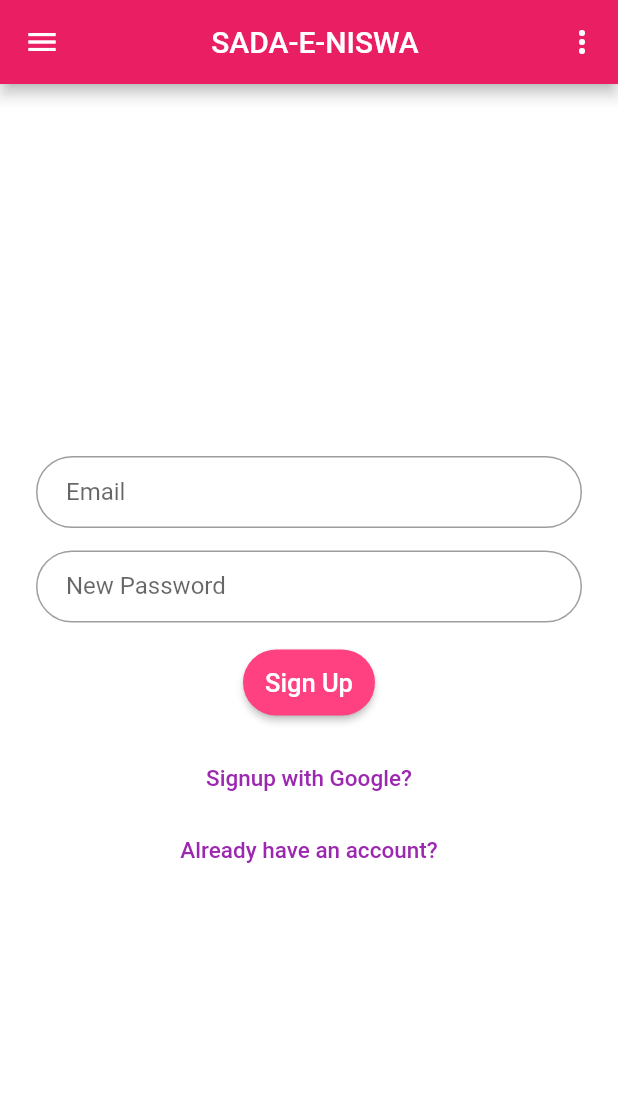
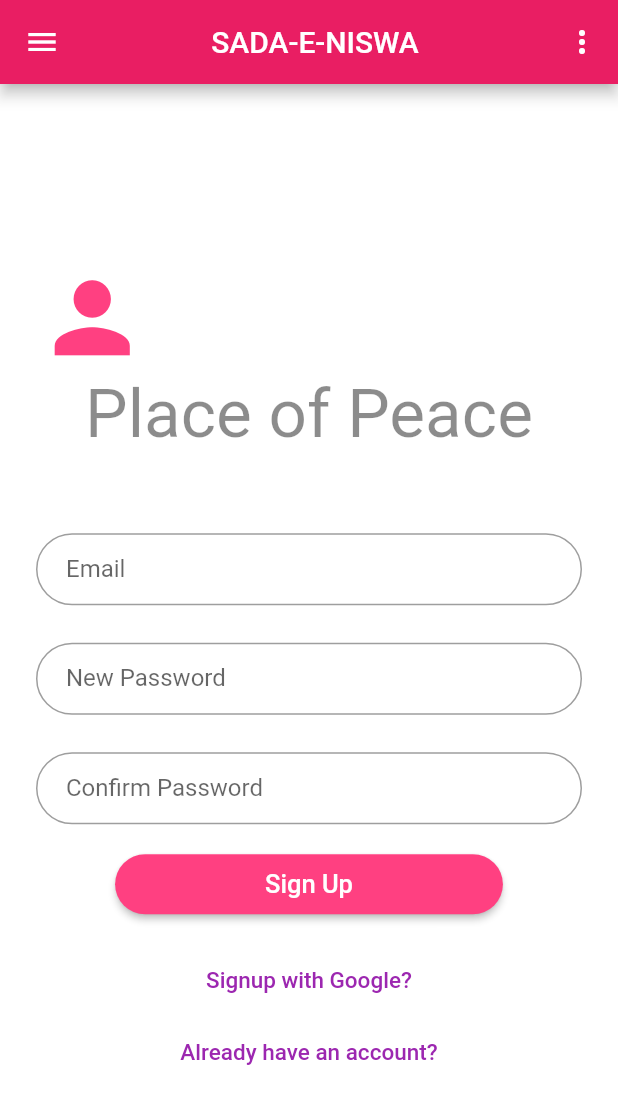
Before and after one commit to Umar-Khan-Yousafzai/sada-e-insan, a Flutter app: the screen it shows after launch, after a tap on "Sign Up", on a phone screen of 412 x 824 dp. Shown: the top 1104 px of the screen. Run offline on Flutter 3.47's test engine with Material 2 defaults, Android fonts, the phone set to English and light mode, and no system bars; our stand-ins replace firebase_auth, google_sign_in; accounts and stored records are empty; Roboto replaces fonts that are missing (Canvas).

Commit message:
Change in design & Home page updated without loginwithgmail file

```diff
--- a/lib/dashboard.dart
+++ b/lib/dashboard.dart
@@ -1,10 +1,8 @@
 import 'dart:ui';
-
 import 'package:flutter/material.dart';
 import 'package:sadaeniswa/about.dart';
 import 'package:sadaeniswa/help.dart';
 import 'package:sadaeniswa/login_page.dart';
-import 'package:sadaeniswa/loginwithemail.dart';
 import 'package:sadaeniswa/post_page.dart';
 import 'package:sadaeniswa/privacy_policy.dart';
 import 'package:sadaeniswa/report_problem.dart';
@@ -13,6 +11,7 @@ import 'package:google_sign_in/google_sign_in.dart';
 import 'package:sadaeniswa/auth_rss.dart';
 
 auth_resources authr =new auth_resources();
+
 class Dashboard extends StatefulWidget {
   static String tag = 'dashboard';
   @override
--- a/lib/login_page.dart
+++ b/lib/login_page.dart
@@ -1,23 +1,29 @@
 import 'package:flutter/material.dart';
 import 'package:flutter/painting.dart';
 import 'package:flutter/widgets.dart';
-import 'package:google_sign_in/google_sign_in.dart';
 import 'package:sadaeniswa/about.dart';
 import 'package:sadaeniswa/catagories.dart';
 import 'package:sadaeniswa/forget_password_email.dart';
 import 'package:sadaeniswa/help.dart';
 import 'package:sadaeniswa/signup_page.dart';
 import 'package:sadaeniswa/dashboard.dart';
-import 'dart:async';
-import 'package:firebase_auth/firebase_auth.dart';
-import 'package:google_sign_in/google_sign_in.dart';
-import 'package:sadaeniswa/loginwithemail.dart';
+//import 'dart:async';
+//import 'package:firebase_auth/firebase_auth.dart';
+//import 'package:google_sign_in/google_sign_in.dart';
+import 'package:sadaeniswa/auth_rss.dart';
 
 final get_username = TextEditingController();
 final get_password = TextEditingController();
 
 class LoginPage extends StatefulWidget {
   static String tag = "login-page";
+
+  final get_username = TextEditingController();
+  final get_password = TextEditingController();
+//----------------------------------------------------------- Firebase-------------------------------------//
+//login_auth lauth;
+  auth_resources authr = new auth_resources();
+
   @override
   _LoginPageState createState() => _LoginPageState();
 }
@@ -25,61 +31,59 @@ class LoginPage extends StatefulWidget {
 class _LoginPageState extends State<LoginPage> {
   @override
   Widget build(BuildContext context) {
+
     final place_of_peace = Container(
-      alignment: Alignment.center,
+      alignment: Alignment.topLeft,
       child: Icon(Icons.person, color: Colors.pinkAccent.shade200, size: 75.0),
     );
 
     final text_1 = Text(
-      "Sada-e-Niswan",
-      textAlign: TextAlign.center,
+      "Place of Peace",
+      textAlign: TextAlign.left,
       style: TextStyle(
-          fontSize: 38.0, color: Colors.black54, fontWeight: FontWeight.normal),
+          fontSize: 45.0, color: Colors.black45, fontWeight: FontWeight.normal),
     );
 
-//
-//    final user = new Theme(
-//        data: new ThemeData(
-//          primaryColor: Colors.redAccent,
-//          primaryColorDark: Colors.red,
-//        ),
-//        child: TextFormField(
-//          controller: get_username,
-//          keyboardType: TextInputType.text,
-//          autofocus: false,
-//          decoration: InputDecoration(
-//            hintText: 'User Name',
-//            contentPadding: EdgeInsets.fromLTRB(20.0, 10.0, 20.0, 10.0),
-//            border: OutlineInputBorder(
-//                borderSide: new BorderSide(color: Colors.teal),
-//                borderRadius: BorderRadius.circular(32.0)),
-//            prefixIcon: const Icon(
-//              Icons.person,
-//              color: Colors.pink,
-//            ),
-//          ),
-//        ));
-//
-//    final password = new Theme(
-//        data: new ThemeData(
-//          primaryColor: Colors.redAccent,
-//          primaryColorDark: Colors.red,
-//        ),
-//        child: TextFormField(
-//            autofocus: false,
-//            obscureText: true,
-//            decoration: InputDecoration(
-//              labelText: 'Password',
-//              hintText: 'Password',
-//              contentPadding: EdgeInsets.fromLTRB(20.0, 10.0, 20.0, 10.0),
-//              border: OutlineInputBorder(
-//                  borderSide: new BorderSide(color: Colors.teal),
-//                  borderRadius: BorderRadius.circular(32.0)),
-//              prefixIcon: const Icon(
-//                Icons.security,
-//                color: Colors.pink,
-//              ),
-//            )));
+    final email = new Theme(
+      data: new ThemeData(
+        primaryColor: Colors.redAccent,
+        primaryColorDark: Colors.red,
+      ),
+      child: TextFormField(
+          keyboardType: TextInputType.emailAddress,
+          autofocus: false,
+        decoration: InputDecoration(
+          labelText: 'Email',
+          hintText: 'Email Address...',
+          //errorText: "Error",
+          contentPadding:
+          EdgeInsets.fromLTRB(20.0, 10.0, 20.0, 10.0),
+          border: OutlineInputBorder(
+              borderRadius: BorderRadius.circular(32.0)),
+        ),
+
+      ),
+    );
+
+    final password = new Theme(
+      data: new ThemeData(
+        primaryColor: Colors.redAccent,
+        primaryColorDark: Colors.red,
+      ),
+      child: TextFormField(
+          keyboardType: TextInputType.emailAddress,
+          autofocus: false,
+        decoration: InputDecoration(
+          labelText: 'Password',
+          hintText: 'Your Password...',
+          //errorText: "Error",
+          contentPadding:
+          EdgeInsets.fromLTRB(20.0, 10.0, 20.0, 10.0),
+          border: OutlineInputBorder(
+              borderRadius: BorderRadius.circular(32.0)),
+        ),
+      ),
+    );
 
 
     final login_button = Padding(
@@ -88,10 +92,9 @@ class _LoginPageState extends State<LoginPage> {
         shape: RoundedRectangleBorder(
           borderRadius: BorderRadius.circular(24),
         ),
+
         onPressed: () {
-          Navigator.of(context).pushNamed('/loginpage_email');
-          super.deactivate();
-//
+          Navigator.of(context).pushNamed(Dashboard.tag);
 //          signInWithGoogle().whenComplete(() {
 //            Navigator.of(context).pushNamed('/dashboard');
 //            Navigator.push(context, MaterialPageRoute(builder: (context) {
@@ -100,21 +103,18 @@ class _LoginPageState extends State<LoginPage> {
 //            )
 //            );
 //          });
-//
 //           return showDialog(
 //              context: context,
 //                builder: (context)
 //                    {
 //
 //                      return AlertDialog(content: Text(get_username.text));
-
-           },//on pressed
-
+        },
         padding: EdgeInsets.all(12),
         color: Colors.pinkAccent,
-        child: Text('Log In',
-            style: TextStyle(color: Colors.white, fontSize: 17.0)),
-    )
+        child: Text(
+            'Login', style: TextStyle(color: Colors.white, fontSize: 17.0)),
+      ),
     );
 
     final signup_button = Padding(
@@ -137,6 +137,7 @@ class _LoginPageState extends State<LoginPage> {
             style: TextStyle(color: Colors.white, fontSize: 17.0)),
       ),
     );
+
     final forgot_label = FlatButton(
       child: Text(
         'Forget Password?',
@@ -150,7 +151,7 @@ class _LoginPageState extends State<LoginPage> {
       },
     );
 
-    final test = FlatButton(
+    final catagory = FlatButton(
       child: Text(
         'Catagories',
         style: TextStyle(color: Colors.purple, fontSize: 15),
@@ -161,6 +162,24 @@ class _LoginPageState extends State<LoginPage> {
           return Catagories();
         }));
       },
+    );
+
+    final loginWithGoogle = new FlatButton(
+        child: Text(
+          'Login with Google?',
+          style: TextStyle(color: Colors.purple, fontSize: 15),
+        ),
+        onPressed: () {
+          authr.signInWithGoogle().whenComplete(() {
+            Navigator.of(context).pushNamed('/dashboard');
+            Navigator.push(context, MaterialPageRoute(builder: (context) {
+              return Dashboard();
+            }
+            )
+            );
+          }
+          );
+        }
     );
 
     return Scaffold(
@@ -231,14 +250,15 @@ class _LoginPageState extends State<LoginPage> {
             place_of_peace,
             text_1,
             SizedBox(height: 35.0),
-  //          user,
-           // SizedBox(height: 15.0),
-    //        password,
-//            SizedBox(height: 10.0),
+            email,
+            SizedBox(height: 15.0),
+            password,
+            SizedBox(height: 10.0),
             login_button,
             signup_button,
             forgot_label,
-            test,
+            catagory,
+            loginWithGoogle,
           ],
         ),
       ),
--- a/lib/loginwithemail.dart
+++ /dev/null
@@ -1,254 +0,0 @@
-import 'package:flutter/cupertino.dart';
-import 'package:flutter/material.dart';
-import 'package:flutter/painting.dart';
-import 'package:flutter/widgets.dart';
-import 'package:sadaeniswa/about.dart';
-import 'package:sadaeniswa/help.dart';
-import 'package:sadaeniswa/login_page.dart';
-import 'package:sadaeniswa/dashboard.dart';
-import 'privacy_policy.dart';
-import 'package:sadaeniswa/auth_rss.dart';
-final get_username = TextEditingController();
-final get_password = TextEditingController();
-
-//----------------------------------------------------------- Firebase-------------------------------------//
-//login_auth lauth;
-auth_resources authr = new auth_resources();
-class LoginWithEmailPage extends  StatefulWidget
-{
-  static String tag = "loginwithemailpage";
-  @override
-  _LoginWithEmail createState() =>_LoginWithEmail();
-
-}
-
-class _LoginWithEmail extends State<LoginWithEmailPage>
-{
-  @override
-  Widget build(BuildContext context) {
-
-    final place_of_peace = Container(
-      alignment: Alignment.topLeft,
-      child: Icon(Icons.people,color: Colors.pinkAccent,size: 40.0),
-    );
-
-    final text_1 = Text(
-      "Place of Peace\n",
-      style: TextStyle(
-        fontSize: 30.0,
-        color: Colors.black26,
-        fontWeight: FontWeight.normal,
-      ),
-    );
-
-    final email = new Theme(
-      data: new ThemeData(
-        primaryColor: Colors.redAccent,
-        primaryColorDark: Colors.red,
-      ),
-      child: TextFormField(
-      keyboardType: TextInputType.emailAddress,
-        autofocus: false,
-        decoration: InputDecoration(
-          labelText: 'Email',
-          hintText: 'Enter your Email...',
-          contentPadding: EdgeInsets.fromLTRB(20.0, 10.0, 20.0, 10.0),
-          border: OutlineInputBorder(
-              borderSide: new BorderSide(color: Colors.pinkAccent),
-              borderRadius: BorderRadius.circular(32.0)),
-          prefixIcon: const Icon(
-            Icons.email,
-            color: Colors.pink,
-          ),
-        )
-      ),
-      );
-
-    final password = new Theme(
-      data: new ThemeData(
-        primaryColor: Colors.redAccent,
-        primaryColorDark: Colors.red,
-      ),
-      child: TextFormField(
-          keyboardType: TextInputType.emailAddress,
-          autofocus: false,
-          decoration: InputDecoration(
-            labelText: 'Password',
-            hintText: 'Enter your Password...',
-            contentPadding: EdgeInsets.fromLTRB(20.0, 10.0, 20.0, 10.0),
-            border: OutlineInputBorder(
-                borderSide: new BorderSide(color: Colors.pinkAccent),
-                borderRadius: BorderRadius.circular(32.0)),
-            prefixIcon: const Icon(
-              Icons.security,
-              color: Colors.pink,
-            ),
-          )
-      ),
-    );
-
-      final loginButton = Padding(
-        padding: EdgeInsets.symmetric(vertical: 16.0),
-        child: RaisedButton(
-          shape: RoundedRectangleBorder(
-            borderRadius: BorderRadius.circular(24),
-          ),
-
-          onPressed: () {
-            Navigator.of(context).pushNamed(LoginPage.tag);
-          },
-          padding: EdgeInsets.all(12),
-          color: Colors.pinkAccent,
-          child: Text(
-              'Login', style: TextStyle(color: Colors.white, fontSize: 17.0)),
-        ),
-      );
-      final loginWithGoogle = new FlatButton(
-        child: Text(
-          'Login with Google?',
-          style: TextStyle(color: Colors.purple, fontSize: 15),
-        ),
-        onPressed: () {
-    authr.signInWithGoogle().whenComplete(() {
-    Navigator.of(context).pushNamed('/dashboard');
-    Navigator.push(context, MaterialPageRoute(builder: (context) {
-    return Dashboard();
-    }
-    )
-    );
-    });}
-    );
-      return Scaffold
-        (
-
-        drawer: Drawer(
-          child: ListView(
-            children: <Widget>[
-
-
-              ListTile(
-                leading: CircleAvatar(
-                  child: Icon(Icons.apps),
-                ),
-                title: Text("Login"),
-                subtitle: Text("already have account?"),
-                onTap: (){
-                  Navigator.push(context,
-                      MaterialPageRoute(builder: (context){
-                        return LoginPage();
-                      }
-                      )
-                  );
-                },
-              ),
-
-              Divider(),
-
-              ListTile(
-                leading: CircleAvatar(
-                  child: Icon(Icons.apps),
-                ),
-                title: Text("About"),
-                subtitle: Text("app development"),
-                onTap: (){
-                  Navigator.push(context,
-                      MaterialPageRoute(builder: (context){
-                        return About();
-                      }
-                      )
-                  );
-                },
-              ),
-
-              Divider(),
-
-              ListTile(
-                leading: CircleAvatar(
-                  child: Icon(Icons.help),
-
-                ),
-
-                title: Text("Help"),
-                subtitle: Text("any problem?"),
-                onTap: (){
-                  Navigator.push(context,
-                      MaterialPageRoute(builder: (context){
-                        return Help();
-                      }
-                      )
-                  );
-                },
-
-              ),
-
-              Divider(),
-
-              ListTile(
-                leading: CircleAvatar(
-                  child: Icon(Icons.print),
-
-                ),
-
-                title: Text("Privacy Policy"),
-                subtitle: Text("we are confident about our application"),
-                onTap: (){
-                  Navigator.push(context,
-                      MaterialPageRoute(builder: (context){
-                        return PrivacyPolicy();
-                      }
-                      )
-                  );
-                },
-
-              )
-
-
-
-            ],
-          ),
-        ),
-
-        backgroundColor: Colors.white,
-        appBar: AppBar(
-          backgroundColor: Colors.pink,
-          title: Center(child: Text("SADA-E-NISWA")),
-
-          actions: <Widget>[
-            PopupMenuButton(
-              // ignore: missing_return
-              itemBuilder: (context){
-                var popupMenuItem = PopupMenuItem(
-                  child: ListView(
-                    children: <Widget>[
-                    ],
-                  ),
-                );
-              },
-            )
-          ],
-        ),
-        body: Center(
-          child: ListView(
-            shrinkWrap: true,
-            padding: EdgeInsets.only(left: 24.0, right: 24.0),
-            children: <Widget>[
-              // logo,
-              place_of_peace,
-              text_1,
-              SizedBox(height: 15.0),
-              email,
-              SizedBox(height: 15.0),
-              password,
-              SizedBox(height: 24.0),
-              SizedBox(height: 24.0),
-              loginButton,
-//            alreadyHaveAccountLabel,
-              loginWithGoogle,
-
-
-            ],
-          ),
-        ),
-      );
-  }
-  }
--- a/lib/main.dart
+++ b/lib/main.dart
@@ -1,13 +1,8 @@
 import 'package:flutter/material.dart';
 import 'login_page.dart';
 import 'dashboard.dart';
-import 'about.dart';
+import 'login_page.dart';
 import 'signup_page.dart';
-import 'post_page.dart';
-import 'help.dart';
-import 'privacy_policy.dart';
-import 'report_problem.dart';
-import 'loginwithemail.dart';
 
 void main() => runApp(MyApp());
 class MyApp extends StatelessWidget{
@@ -20,7 +15,7 @@ class MyApp extends StatelessWidget{
   Widget build(BuildContext context) {
        var pageRoute;
        return MaterialApp(
-         title: 'SADA-E-NISWA',
+         title: 'Place of Peace',
          debugShowCheckedModeBanner: false,
          theme: ThemeData(
            primarySwatch: Colors.green,
@@ -29,24 +24,19 @@ class MyApp extends StatelessWidget{
 
          ),
 
-         home: LoginWithEmailPage(),
-         initialRoute: '/login_route',
+         home: LoginPage(),
+         //initialRoute: '/login_route',
 
          routes: {
            '/login_route': (context) => LoginPage(),
            '/dashboard': (context) => Dashboard(),
            '/signup':(context) => SignupPage(),
-           '/loginpage_email':(context) => LoginWithEmailPage(),
+           '/loginpage_email':(context) => LoginPage(),
+         },
+       );
+  }
+}
 
-         },
-
-       );
-
-
-  }
-
-
-}
 class Routing{
 Route _createRoute(Widget routes) {
   return PageRouteBuilder(
--- a/lib/signup_page.dart
+++ b/lib/signup_page.dart
@@ -1,15 +1,12 @@
 import 'package:flutter/material.dart';
 import 'package:sadaeniswa/about.dart';
 import 'package:sadaeniswa/help.dart';
-import 'package:sadaeniswa/login_page.dart';
-import 'package:sadaeniswa/loginwithemail.dart';
 import 'package:sadaeniswa/privacy_policy.dart';
-import 'package:sadaeniswa/auth_rss.dart';
 import 'dashboard.dart';
 
-auth_resources authr = new auth_resources();
 final get_email = TextEditingController();
 final get_password = TextEditingController();
+final get_cpassword = TextEditingController();
 
 class SignupPage extends StatefulWidget {
   static String tag = 'signup-page';
@@ -23,7 +20,20 @@ class _SignupPageState extends State<SignupPage> {
 
   @override
   Widget build(BuildContext context) {
+
+    final place_of_peace = Container(
+      alignment: Alignment.topLeft,
+      child: Icon(Icons.person, color: Colors.pinkAccent.shade200, size: 75.0),
+    );
+    final text_1 = Text(
+      "Place of Peace\n",
+      textAlign: TextAlign.left,
+      style: TextStyle(
+          fontSize: 45.0, color: Colors.black45, fontWeight: FontWeight.normal),
+    );
+
     return Scaffold(
+
       drawer: Drawer(
         child: ListView(
           children: <Widget>[
@@ -68,6 +78,7 @@ class _SignupPageState extends State<SignupPage> {
           ],
         ),
       ),
+
       backgroundColor: Colors.white,
       appBar: AppBar(
         backgroundColor: Colors.pink,
@@ -94,7 +105,9 @@ class _SignupPageState extends State<SignupPage> {
               key: _formKey,
               child: Column(
                 children: <Widget>[
-                  SizedBox(height: 15.0),
+                  SizedBox(height: 20.0),
+                  place_of_peace,
+                  text_1,
                   TextFormField(
                     validator: (value) {
                       if (value.isEmpty) {
@@ -115,7 +128,8 @@ class _SignupPageState extends State<SignupPage> {
                           borderRadius: BorderRadius.circular(32.0)),
                     ),
                   ),
-                  SizedBox(height: 15.0),
+
+                  SizedBox(height: 25.0),
                   TextFormField(
                     validator: (value) {
                       if (value.length<5) {
@@ -137,20 +151,45 @@ class _SignupPageState extends State<SignupPage> {
                           borderRadius: BorderRadius.circular(32.0)),
                     ),
                   ),
+
+
+                  SizedBox(height: 25.0),
+                  TextFormField(
+                    validator: (value) {
+                      if (get_password.value != get_password.value) {
+                        return 'Password Not Matched';
+                      }
+                      return null;
+                    },
+
+                    controller: get_cpassword,
+                    autofocus: false,
+                    obscureText: true,
+                    decoration: InputDecoration(
+                      labelText: 'Confirm Password',
+                      hintText: 'Re-enter New Password',
+                      //errorText: "Error",
+                      contentPadding:
+                      EdgeInsets.fromLTRB(20.0, 10.0, 20.0, 10.0),
+                      border: OutlineInputBorder(
+                          borderRadius: BorderRadius.circular(32.0)),
+                    ),
+                  ),
+
                   //     SizedBox(height: 24.0),
+
+
                   Padding(
                       // signup button
                       padding: EdgeInsets.symmetric(vertical: 16.0),
                       child: RaisedButton(
+
                         shape: RoundedRectangleBorder(
                           borderRadius: BorderRadius.circular(24),
                         ),
                         onPressed: () {
-
-
                           if (_formKey.currentState.validate()) {
                             // If the form is valid, display a Snackbar.
-
                             authr.handleSignUp(get_email.text.toString(),
                                 get_password.text.toString())
                                 .whenComplete(() {
@@ -160,16 +199,14 @@ class _SignupPageState extends State<SignupPage> {
                                     return Dashboard();
                                   }));
                             });
-
                           }
-
                         },
-                        padding: EdgeInsets.all(12),
+                        padding: EdgeInsets.fromLTRB(100, 10, 100, 10),
                         color: Colors.pinkAccent,
                         child: Text('Sign Up',
-                            style:
-                                TextStyle(color: Colors.white, fontSize: 17.0)),
+                            style: TextStyle(color: Colors.white, fontSize: 17.0)),
                       )),
+
                   //SizedBox(height: 24.0),
                   FlatButton(
                       child: Text('Signup with Google?',
@@ -205,12 +242,15 @@ class _SignupPageState extends State<SignupPage> {
                       onPressed: () {
                         Navigator.of(context)
                             .push(MaterialPageRoute(builder: (context) {
-                          return LoginWithEmailPage();
+                          return SignupPage();
                         }
                         )
                         );
                       } // On Pressed
+
                       )
+
+
                 ],
               ),
             ),
```
